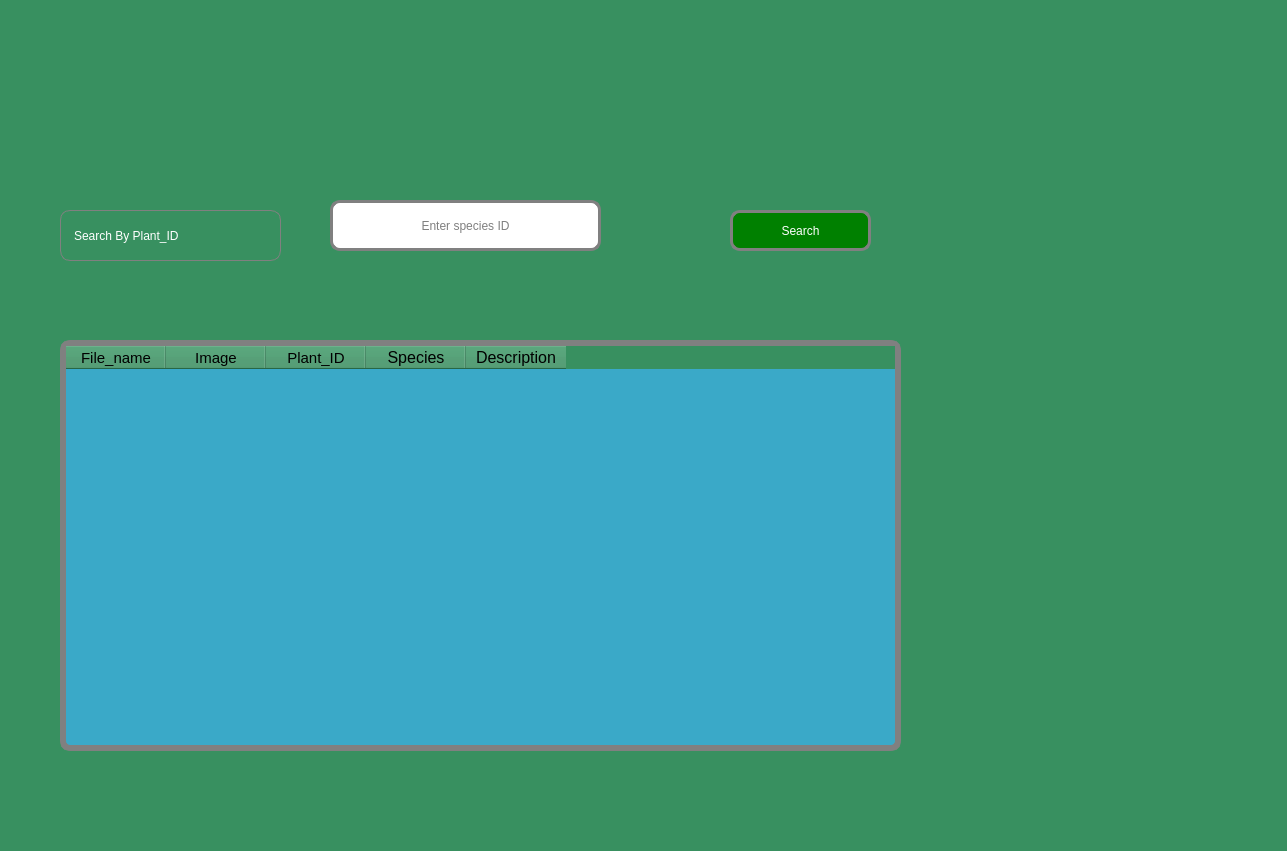
Old version of the form species.ui in the repository Rabsoninnora/RoseGardenPlantCareSystem.
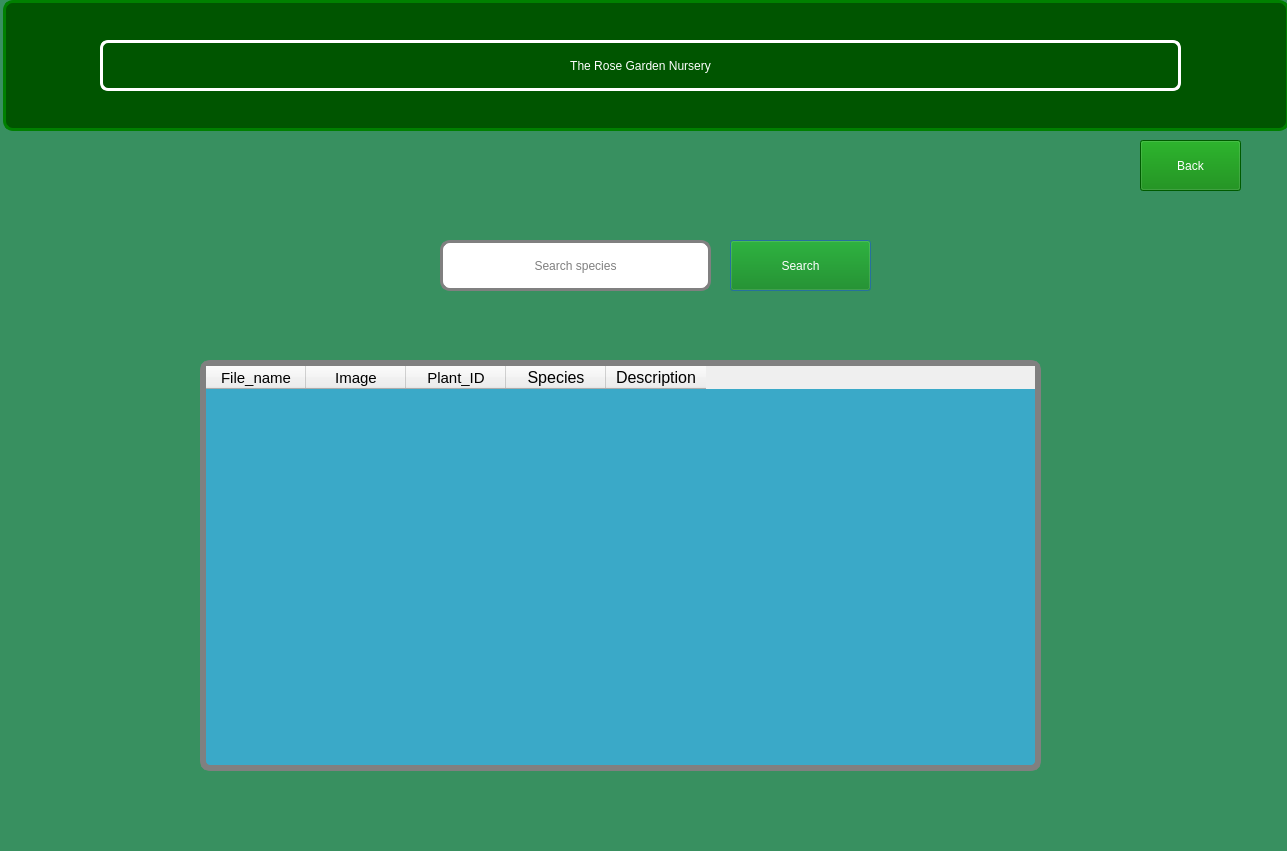
New version of the form. Icons and pictures are not drawn.

Diff of the .ui file:
```diff
--- a/species.ui
+++ b/species.ui
@@ -14,24 +14,32 @@
    <string>v1.0</string>
   </property>
   <property name="styleSheet">
-   <string notr="true">background-color: rgb(56, 144, 96);
-background-image: url(:/images/beauty.png);</string>
+   <string notr="true"> QDialog{
+background-color: rgb(56, 144, 96);
+background-image: url(:/images/beauty.png);
+
+
+}
+
+QMessageBox{
+	background-color: rgb(255, 255, 255);
+
+}</string>
   </property>
   <widget class="QPushButton" name="btnSearch">
    <property name="geometry">
     <rect>
      <x>730</x>
-     <y>210</y>
+     <y>240</y>
      <width>141</width>
-     <height>41</height>
+     <height>51</height>
     </rect>
    </property>
    <property name="styleSheet">
     <string notr="true"> 
 
  QPushButton {
-  border:3px solid gray;
-  border-radius: 10px;
+  
   padding: 0 10px;
   background: green;
  font: 500 12pt ;
@@ -55,8 +63,8 @@
   <widget class="QLineEdit" name="txtSpeciesName">
    <property name="geometry">
     <rect>
-     <x>330</x>
-     <y>200</y>
+     <x>440</x>
+     <y>240</y>
      <width>271</width>
      <height>51</height>
     </rect>
@@ -75,38 +83,14 @@
     <set>Qt::AlignCenter</set>
    </property>
    <property name="placeholderText">
-    <string>Enter species ID</string>
-   </property>
-  </widget>
-  <widget class="QLabel" name="label">
-   <property name="geometry">
-    <rect>
-     <x>60</x>
-     <y>210</y>
-     <width>221</width>
-     <height>51</height>
-    </rect>
-   </property>
-   <property name="styleSheet">
-    <string notr="true">
- QLabel {
-  color: rgb(255, 255, 255);
-  font: 500 12pt &quot;Ubuntu&quot;;
-  border:1px solid gray;
-  border-radius: 10px;
-  padding: 0 10px;
-  
-}</string>
-   </property>
-   <property name="text">
-    <string>Search By Plant_ID</string>
+    <string>Search species</string>
    </property>
   </widget>
   <widget class="QTableWidget" name="tableWidget">
    <property name="geometry">
     <rect>
-     <x>60</x>
-     <y>340</y>
+     <x>200</x>
+     <y>360</y>
      <width>841</width>
      <height>411</height>
     </rect>
@@ -196,6 +180,83 @@
     </property>
    </column>
   </widget>
+  <widget class="QLabel" name="label_2">
+   <property name="enabled">
+    <bool>false</bool>
+   </property>
+   <property name="geometry">
+    <rect>
+     <x>3</x>
+     <y>0</y>
+     <width>1286</width>
+     <height>131</height>
+    </rect>
+   </property>
+   <property name="styleSheet">
+    <string notr="true">  QLabel {
+  background-color: rgb(0, 85, 0);
+  border:3px solid green;
+  border-radius: 10px;
+  padding: 0 10px;
+  
+}</string>
+   </property>
+   <property name="text">
+    <string/>
+   </property>
+  </widget>
+  <widget class="QPushButton" name="pushButton">
+   <property name="geometry">
+    <rect>
+     <x>100</x>
+     <y>40</y>
+     <width>1081</width>
+     <height>51</height>
+    </rect>
+   </property>
+   <property name="styleSheet">
+    <string notr="true">
+QPushButton{
+                    color: rgb(255, 255, 255);
+                    border:3px solid white;
+                    border-radius: 8px;
+                    padding: 0 8px;
+   
+                    font: 700 13pt ;
+
+}
+
+ </string>
+   </property>
+   <property name="text">
+    <string>The Rose Garden Nursery</string>
+   </property>
+  </widget>
+  <widget class="QPushButton" name="pushButton_2">
+   <property name="geometry">
+    <rect>
+     <x>1140</x>
+     <y>140</y>
+     <width>101</width>
+     <height>51</height>
+    </rect>
+   </property>
+   <property name="styleSheet">
+    <string notr="true"> 
+
+ QPushButton {
+  
+  
+ background: green;
+ font: 500 12pt ;
+ color: rgb(255, 255, 255);
+
+}</string>
+   </property>
+   <property name="text">
+    <string>Back</string>
+   </property>
+  </widget>
  </widget>
  <resources/>
  <connections/>
```
Left out of the diff: 4 changed lines with no effect on the pictures.
